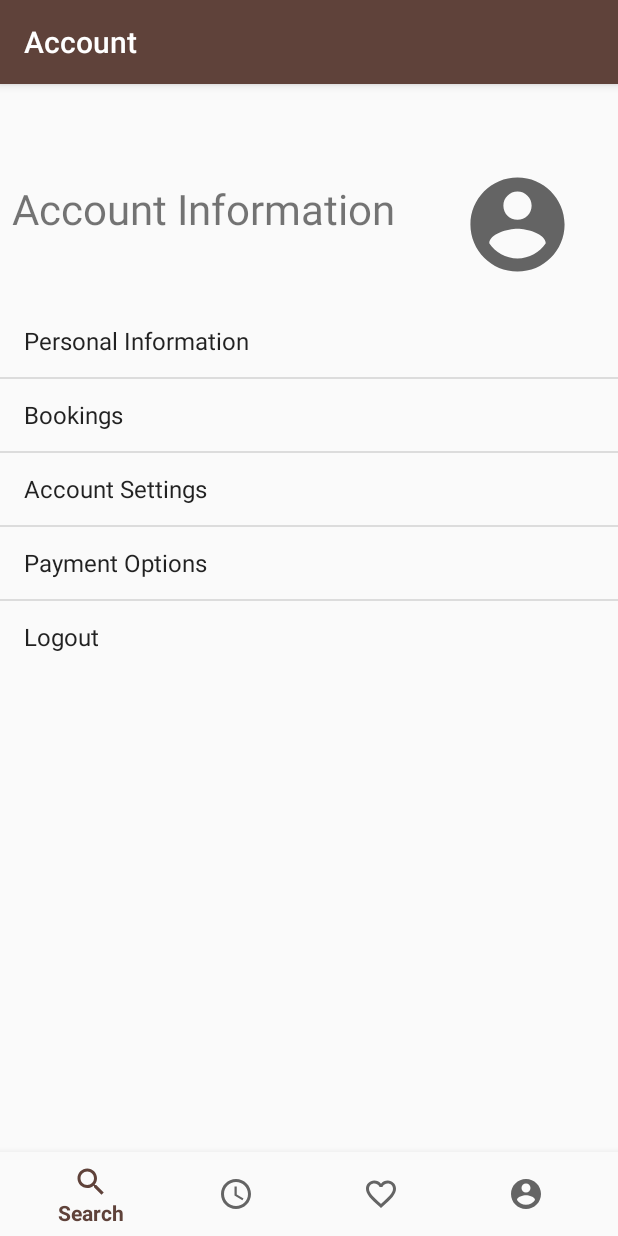
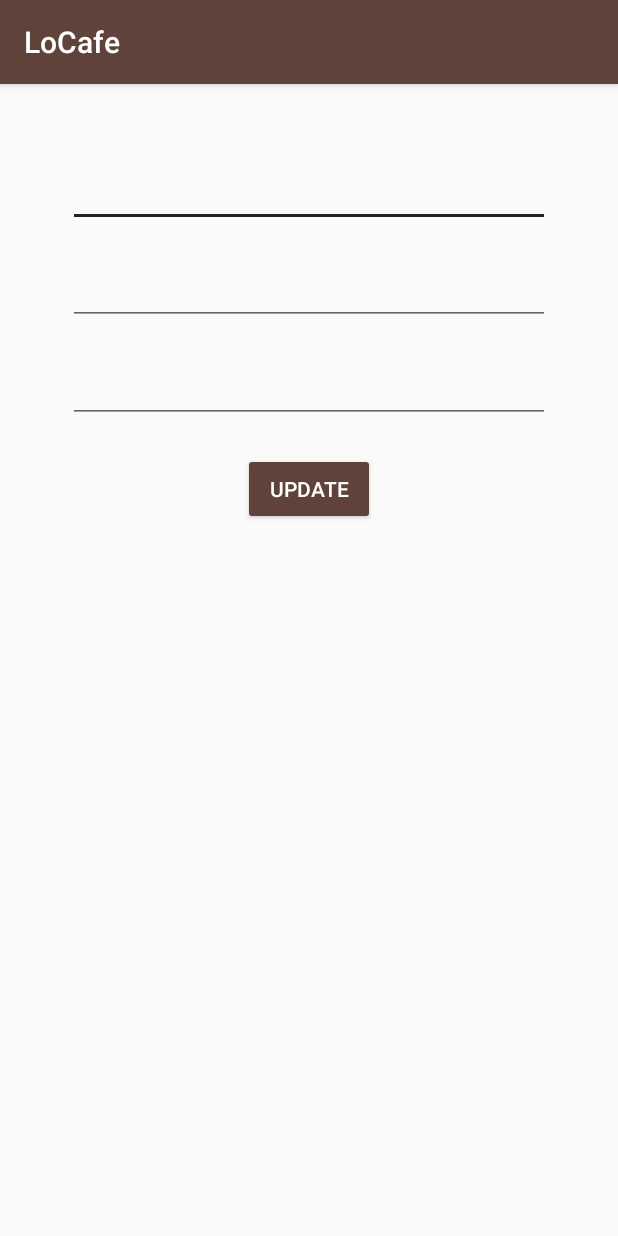
Before and after one commit to esinarta/LoCafe, an Android app: the AccountFragment screen opened through its navigation route, after a tap on "Personal Information", on a phone screen of 412 x 824 dp. Run offline under Robolectric (Android 15) with nearby library versions, the phone set to English and light mode, and no system bars; our stand-ins replace Firebase (no records; nobody signed in at launch, a user with empty details on screens opened directly), navigation-ui.

Commit message:
allow user to update first and last name

```diff
--- a/app/src/main/AndroidManifest.xml
+++ b/app/src/main/AndroidManifest.xml
@@ -9,10 +9,9 @@
         android:roundIcon="@drawable/locafe_logo_text"
         android:supportsRtl="true"
         android:theme="@style/AppTheme">
-        <activity android:name=".RegisterActivity">
-        </activity>
-        <activity android:name=".SearchResultsActivity">
-        </activity>
+        <activity android:name=".UserInfoActivity"></activity>
+        <activity android:name=".RegisterActivity"></activity>
+        <activity android:name=".SearchResultsActivity"></activity>
         <activity android:name=".LocationDetailsActivity" />
         <activity
             android:name=".BottomNavigation"
@@ -26,8 +25,7 @@
                 <category android:name="android.intent.category.LAUNCHER" />
             </intent-filter>
         </activity>
-        <activity android:name=".MainActivity">
-        </activity>
+        <activity android:name=".MainActivity"></activity>
     </application>
 
 </manifest>
--- a/app/src/main/java/ca/bcit/locafe/LocationDetailsActivity.java
+++ b/app/src/main/java/ca/bcit/locafe/LocationDetailsActivity.java
@@ -7,6 +7,7 @@ import android.os.Bundle;
 import android.view.View;
 import android.widget.Button;
 import android.widget.TextView;
+import android.widget.Toast;
 
 import com.google.firebase.auth.FirebaseAuth;
 import com.google.firebase.auth.FirebaseUser;
@@ -49,6 +50,8 @@ public class LocationDetailsActivity extends AppCompatActivity {
                 dbUserFavourites.child(userId).child("favourites").child(key).child("address").setValue(businessAddress);
                 dbUserFavourites.child(userId).child("favourites").child(key).child("key").setValue(key);
 
+                Toast.makeText(LocationDetailsActivity.this, "Favourite added.", Toast.LENGTH_SHORT).show();
+
                 System.out.println(businessId);
                 System.out.println(userId);
             }
--- /dev/null
+++ b/app/src/main/java/ca/bcit/locafe/UserInfoActivity.java
@@ -0,0 +1,85 @@
+package ca.bcit.locafe;
+
+import androidx.appcompat.app.AppCompatActivity;
+
+import android.os.Bundle;
+import android.view.View;
+import android.widget.Button;
+import android.widget.EditText;
+import android.widget.Toast;
+
+import com.google.firebase.auth.FirebaseAuth;
+import com.google.firebase.auth.FirebaseUser;
+import com.google.firebase.database.DataSnapshot;
+import com.google.firebase.database.DatabaseError;
+import com.google.firebase.database.DatabaseReference;
+import com.google.firebase.database.FirebaseDatabase;
+import com.google.firebase.database.ValueEventListener;
+
+import ca.bcit.locafe.data.model.User;
+import ca.bcit.locafe.ui.favourites.FavouriteItem;
+
+public class UserInfoActivity extends AppCompatActivity {
+
+    FirebaseAuth firebaseAuth;
+
+    @Override
+    protected void onCreate(Bundle savedInstanceState) {
+        super.onCreate(savedInstanceState);
+        setContentView(R.layout.activity_user_info);
+
+        final EditText firstName = findViewById(R.id.updateFirstName);
+        final EditText lastName = findViewById(R.id.updateLastName);
+        final EditText email = findViewById(R.id.updateEmail);
+
+        Button updateBtn = findViewById(R.id.btnUpdate);
+
+        firebaseAuth = FirebaseAuth.getInstance();
+        final FirebaseUser currentUser = firebaseAuth.getCurrentUser();
+        final String userId = currentUser.getUid();
+
+        final DatabaseReference userRef = FirebaseDatabase.getInstance().getReference("users").child(userId);
+
+        ValueEventListener eventListener = new ValueEventListener() {
+            @Override
+            public void onDataChange(DataSnapshot snapshot) {
+                String userFirst = snapshot.child("firstName").getValue(String.class);
+                String userLast = snapshot.child("lastName").getValue(String.class);
+                String userEmail = snapshot.child("email").getValue(String.class);
+                firstName.setText(userFirst);
+                lastName.setText(userLast);
+                email.setText(userEmail);
+            }
+
+            @Override
+            public void onCancelled(DatabaseError databaseError) {
+
+            }
+        };
+        userRef.addListenerForSingleValueEvent(eventListener);
+
+        updateBtn.setOnClickListener(new View.OnClickListener() {
+            @Override
+            public void onClick(View v) {
+                final String newFirst = firstName.getText().toString();
+                final String newLast = lastName.getText().toString();
+                final String newEmail = email.getText().toString();
+
+                userRef.addListenerForSingleValueEvent(new ValueEventListener() {
+                    @Override
+                    public void onDataChange(DataSnapshot dataSnapshot) {
+                        dataSnapshot.getRef().child("firstName").setValue(newFirst);
+                        dataSnapshot.getRef().child("lastName").setValue(newLast);
+                        //dataSnapshot.getRef().child("email").setValue(newEmail);
+                    }
+                    @Override
+                    public void onCancelled(DatabaseError databaseError) {
+                    }
+                });
+
+                Toast.makeText(UserInfoActivity.this, "Information updated.", Toast.LENGTH_SHORT).show();
+                finish();
+            }
+        });
+    }
+}
--- a/app/src/main/java/ca/bcit/locafe/ui/account/AccountFragment.java
+++ b/app/src/main/java/ca/bcit/locafe/ui/account/AccountFragment.java
@@ -22,6 +22,7 @@ import com.google.firebase.auth.FirebaseUser;
 import ca.bcit.locafe.LocationDetailsActivity;
 import ca.bcit.locafe.MainActivity;
 import ca.bcit.locafe.R;
+import ca.bcit.locafe.UserInfoActivity;
 import ca.bcit.locafe.ui.login.LoginActivity;
 
 public class AccountFragment extends Fragment {
@@ -65,7 +66,11 @@ public class AccountFragment extends Fragment {
         list_account.setOnItemClickListener(new AdapterView.OnItemClickListener() {
             @Override
             public void onItemClick(AdapterView<?> adapterView, View view, int i, long l) {
-                if (i == 4) {
+                if (i == 0) {
+                    Intent intent = new Intent(getActivity(), UserInfoActivity.class);
+                    startActivity(intent);
+                }
+                if (i == 2) {
                     firebaseAuth.signOut();
                     Intent intent = new Intent(getActivity(), LoginActivity.class);
                     startActivity(intent);
--- /dev/null
+++ b/app/src/main/res/layout/activity_user_info.xml
@@ -0,0 +1,55 @@
+<?xml version="1.0" encoding="utf-8"?>
+<LinearLayout xmlns:android="http://schemas.android.com/apk/res/android"
+    xmlns:app="http://schemas.android.com/apk/res-auto"
+    xmlns:tools="http://schemas.android.com/tools"
+    android:layout_width="match_parent"
+    android:layout_height="match_parent"
+    tools:context=".UserInfoActivity"
+    android:orientation="vertical">
+
+    <EditText
+        android:id="@+id/updateFirstName"
+        android:layout_width="match_parent"
+        android:layout_height="wrap_content"
+        android:autofillHints="@string/prompt_firstName"
+        android:inputType="text"
+        android:layout_gravity="start"
+        android:layout_marginTop="50dp"
+        android:layout_marginStart="45dp"
+        android:layout_marginEnd="45dp"/>
+
+    <EditText
+        android:id="@+id/updateLastName"
+        android:layout_width="match_parent"
+        android:layout_height="wrap_content"
+        android:autofillHints="@string/prompt_lastName"
+        android:inputType="text"
+        android:layout_gravity="start"
+        android:layout_marginTop="20dp"
+        android:layout_marginStart="45dp"
+        android:layout_marginEnd="45dp"/>
+
+    <EditText
+        android:id="@+id/updateEmail"
+        android:layout_width="match_parent"
+        android:layout_height="wrap_content"
+        android:autofillHints="@string/prompt_email"
+        android:inputType="textEmailAddress"
+        android:layout_gravity="start"
+        android:layout_marginTop="20dp"
+        android:layout_marginStart="45dp"
+        android:layout_marginEnd="45dp"/>
+
+    <Button
+        android:id="@+id/btnUpdate"
+        android:text="@string/update"
+        android:layout_width="wrap_content"
+        android:layout_height="wrap_content"
+        android:layout_gravity="center"
+        style="@style/Widget.AppCompat.Button.Colored"
+        android:backgroundTint="@color/colorPrimary"
+        android:textColor="@color/colorAccentLight"
+        android:layout_marginTop="20dp"/>
+
+
+</LinearLayout>
--- a/app/src/main/res/values/strings.xml
+++ b/app/src/main/res/values/strings.xml
@@ -19,7 +19,7 @@
     <string name="title_favourites">Favourites</string>
     <string name="title_account">Account</string>
     <string name="search_header">Search for a workspace</string>
-    <string name="start_typing">Start typing here …</string>
+    <string name="start_typing">e.g. "Dennys"</string>
     <string name="queue_text_unqueued">Your place in line will show up here</string>
     <string name="queue_queuenow">Queue Now</string>
     <string name="queue_unqueue">Leave Queue</string>
@@ -31,6 +31,7 @@
     <string name="location_details_title_temp">Location Name</string>
     <string name="delete">Delete</string>
     <string name="addFavourite"> Add to Favourites</string>
+    <string name="update"> Update</string>
     <string-array name="favourites">
         <item>Starbucks</item>
         <item>Blenz</item>
@@ -46,8 +47,6 @@
     <string-array name="account">
         <item>Personal Information</item>
         <item>Bookings</item>
-        <item>Account Settings</item>
-        <item>Payment Options</item>
         <item>Logout</item>
     </string-array>
 </resources>
```
